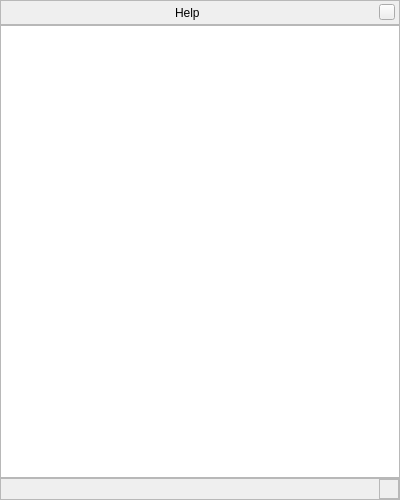
This is src/gui/helpDialogGui.ui in 519984307/stellarium_src as Qt 5 draws it before an edit. The edited form follows.
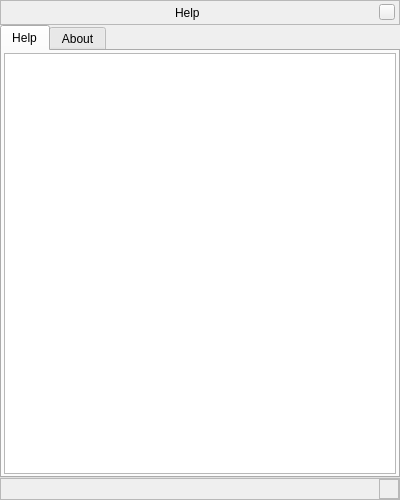
This is the edited form. Custom widgets are drawn as their Qt base class.

Commit message: about tab in help dialog

```diff
--- a/src/gui/helpDialogGui.ui
+++ b/src/gui/helpDialogGui.ui
@@ -18,9 +18,6 @@
   <property name="windowTitle" >
    <string>Form</string>
   </property>
-  <property name="autoFillBackground" >
-   <bool>false</bool>
-  </property>
   <property name="styleSheet" >
    <string notr="true" />
   </property>
@@ -123,6 +120,22 @@
     </widget>
    </item>
    <item>
+    <widget class="QTabWidget" name="helpTabWidget" >
+     <property name="currentIndex" >
+      <number>0</number>
+     </property>
+     <widget class="QWidget" name="helpTab" >
+      <attribute name="title" >
+       <string>Help</string>
+      </attribute>
+      <layout class="QVBoxLayout" name="verticalLayout" >
+       <property name="spacing" >
+        <number>2</number>
+       </property>
+       <property name="margin" >
+        <number>2</number>
+       </property>
+       <item>
     <widget class="QTextBrowser" name="helpBrowser" >
      <property name="sizePolicy" >
       <sizepolicy vsizetype="Expanding" hsizetype="Expanding" >
@@ -203,15 +216,33 @@
      <property name="acceptDrops" >
       <bool>false</bool>
      </property>
-     <property name="autoFillBackground" >
-      <bool>false</bool>
-     </property>
      <property name="styleSheet" >
       <string notr="true" />
      </property>
      <property name="openExternalLinks" >
       <bool>true</bool>
      </property>
+        </widget>
+       </item>
+      </layout>
+     </widget>
+     <widget class="QWidget" name="aboutTab" >
+      <attribute name="title" >
+       <string>About</string>
+      </attribute>
+      <layout class="QVBoxLayout" name="verticalLayout_2" >
+       <property name="margin" >
+        <number>2</number>
+       </property>
+       <item>
+        <widget class="QTextBrowser" name="aboutBrowser" >
+         <property name="openExternalLinks" >
+          <bool>true</bool>
+         </property>
+        </widget>
+       </item>
+      </layout>
+     </widget>
     </widget>
    </item>
    <item>
```
Left out of the diff: 11 changed lines with no effect on the pictures. Lines whose indentation alone changed are shown as unchanged. The commit also changes 1 other file.
